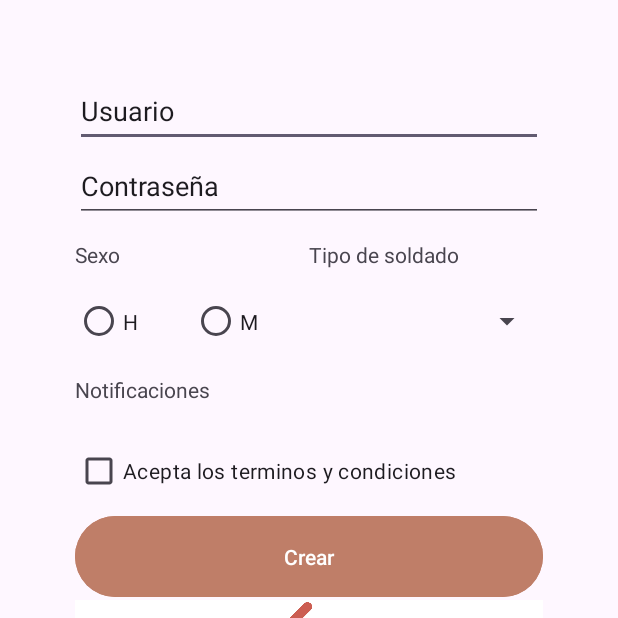
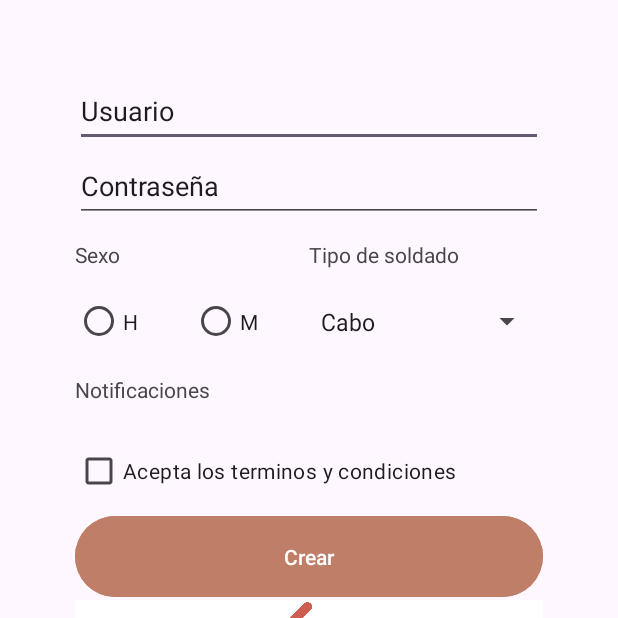
Before and after one commit to Mharina/GUILoginyRegistro, an Android app: the screen it shows after launch (loginActivity), on a phone screen of 412 x 824 dp, the top half of it. Run offline under Robolectric (Android 15) with nearby library versions, the phone set to English and light mode, and no system bars; our stand-ins replace Firebase (no records; nobody signed in at launch, a user with empty details on screens opened directly).

```diff
--- a/app/src/main/res/layout/activity_login.xml
+++ b/app/src/main/res/layout/activity_login.xml
@@ -90,6 +90,7 @@
                 android:layout_width="0dp"
                 android:layout_height="match_parent"
                 android:layout_weight="0.5"
+                android:entries="@array/tipoSoldado"
                 android:text="H"
                 tools:ignore="TouchTargetSizeCheck" />
 
```
